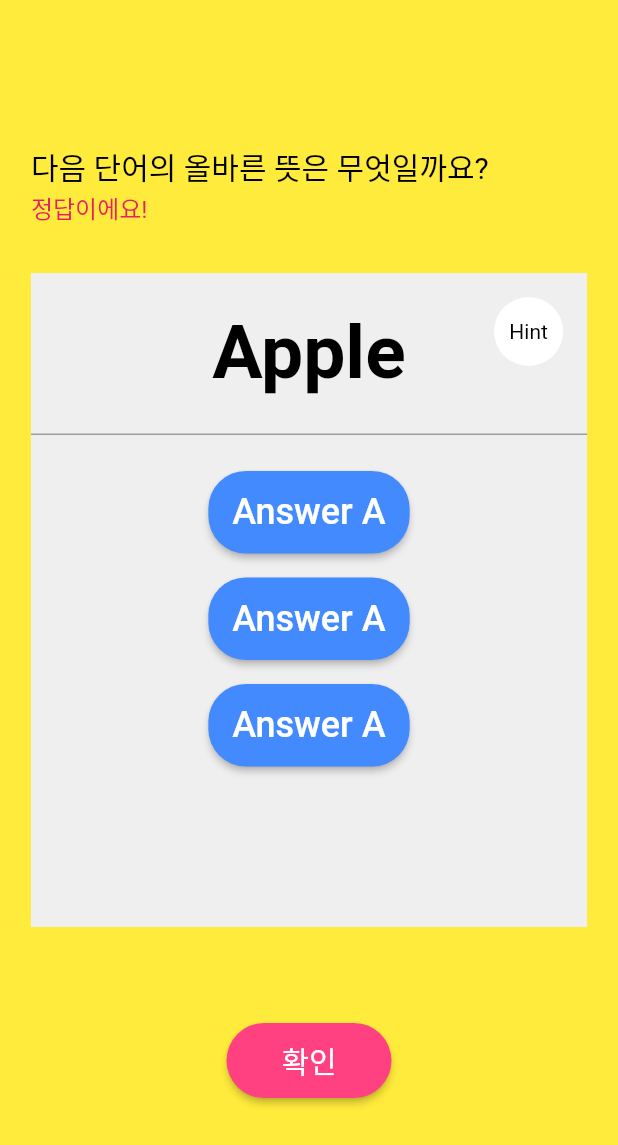
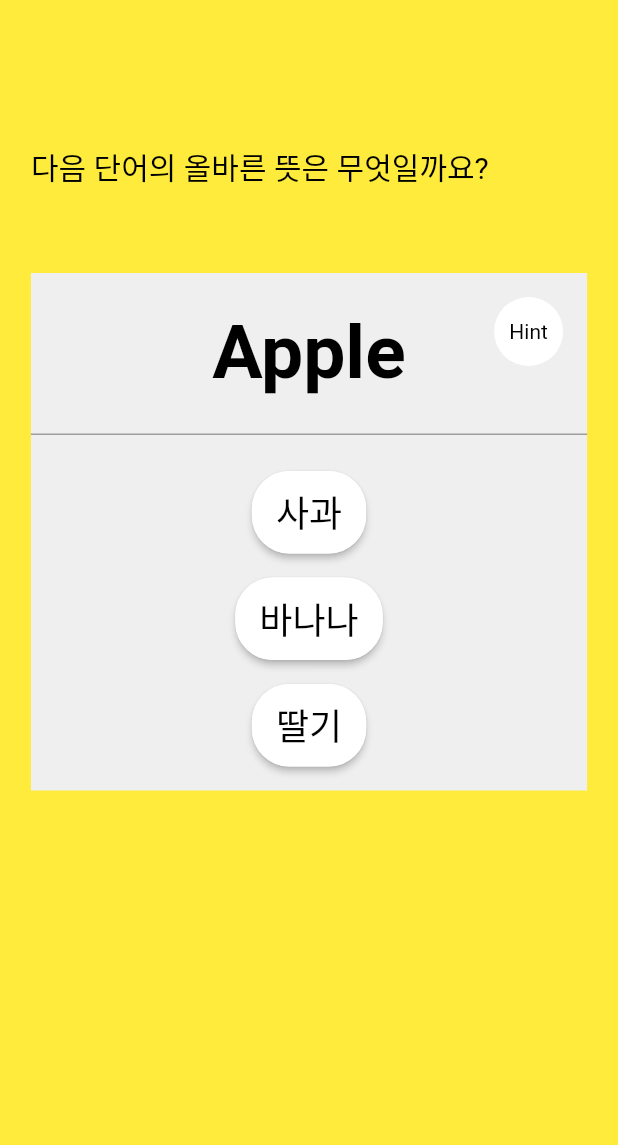
Before and after one commit to sac7160/reword-frontend, a Flutter app: the HomeScreen screen opened directly, after a tap on "3지선다", on a phone screen of 412 x 824 dp. Shown: the top 1145 px of the screen. Run offline on Flutter 3.47's test engine with Material 2 defaults, Android fonts, the phone set to English and light mode, and no system bars; our stand-ins replace fluttertoast, font_awesome_flutter; missing offline and left inert: kakao_flutter_sdk_user.

Commit message:
영단어 테스트 관련 작업중 3

```diff
--- a/lib/screens/home/homeScreen.dart
+++ b/lib/screens/home/homeScreen.dart
@@ -1,8 +1,10 @@
 import 'package:bearvoca/screens/quiz/quizChoiceForm.dart';
 import 'package:bearvoca/screens/quiz/quizInputForm.dart';
 import 'package:flutter/material.dart';
+import 'package:provider/provider.dart';
 
 import '../../util/appFunc.dart';
+import '../quiz/quizNotifier.dart';
 
 class HomeScreen extends StatelessWidget {
   const HomeScreen({Key? key}) : super(key: key);
@@ -21,7 +23,13 @@ class HomeScreen extends StatelessWidget {
               child: ElevatedButton(
                 onPressed: () {
                   printLog(QuizChoiceForm.routeName);
-                  Navigator.push(context, MaterialPageRoute(builder: (context) => QuizChoiceForm()));
+                  Navigator.push(
+                      context,
+                      MaterialPageRoute(
+                          builder: (context) =>
+                              ChangeNotifierProvider<QuizNotifier>.value(
+                                  value: QuizNotifier(),
+                                  child: QuizChoiceForm())));
                 },
                 child: Text(
                   "3지선다",
--- a/lib/screens/quiz/quizChoiceForm.dart
+++ b/lib/screens/quiz/quizChoiceForm.dart
@@ -18,9 +18,7 @@ class QuizChoiceForm extends StatefulWidget {
 class _QuizChoiceFormState extends State<QuizChoiceForm> {
   @override
   Widget build(BuildContext context) {
-    return ChangeNotifierProvider<QuizNotifier>.value(
-      value: QuizNotifier(),
-      child: Scaffold(
+    return Scaffold(
         body: Column(
           children: [
             Padding(
@@ -37,12 +35,17 @@ class _QuizChoiceFormState extends State<QuizChoiceForm> {
                 ),
               ),
 
-            Padding(
-              padding: EdgeInsets.only(left: getScreenWidth(context) * 0.1 * 0.5),
+          Opacity(
+            opacity: Provider.of<QuizNotifier>(context).isQuizCorrect() ? SHOW : HIDE,
+            child: Padding(
+              padding:
+                  EdgeInsets.only(left: getScreenWidth(context) * 0.1 * 0.5),
               child: SizedBox(
                 width: double.infinity,
                 child: Text('정답이에요!',
-                    style: TextStyle(color: Colors.pink, fontSize: wordSubTitleText)),
+                    style: TextStyle(
+                        color: Colors.pink, fontSize: wordSubTitleText)),
+              ),
             ),
           ),
 
@@ -55,10 +58,38 @@ class _QuizChoiceFormState extends State<QuizChoiceForm> {
 
             Padding(
                 padding: EdgeInsets.only(
-                  top: margin64,
+                  top: margin16,
                 )),
 
-            SizedBox(
+            Opacity(
+              opacity: Provider.of<QuizNotifier>(context).isQuizNotCorrect() ? SHOW : HIDE,
+              child: SizedBox(
+              height: wordOkButtonHeight,
+              child: ElevatedButton(
+                onPressed: () {},
+                child: const Text(
+                  "다시 생각해보세요!",
+                  style: TextStyle(
+                    color: Colors.white,
+                    fontSize: wordTitleText,
+                  ),
+                ),
+                style: ElevatedButton.styleFrom(
+                  primary: Colors.pinkAccent,
+                  shape: RoundedRectangleBorder(
+                      borderRadius: BorderRadius.circular(30)),
+                ),
+              )),
+            ),
+
+            Padding(
+                padding: EdgeInsets.only(
+                  top: margin16,
+                )),
+
+              Opacity(
+                opacity: Provider.of<QuizNotifier>(context).isQuizCorrect() ? SHOW : HIDE,
+                child: SizedBox(
                 width: wordOkButtonWidth,
                   height: wordOkButtonHeight,
                   child: ElevatedButton(
@@ -76,9 +107,8 @@ class _QuizChoiceFormState extends State<QuizChoiceForm> {
                           borderRadius: BorderRadius.circular(30)),
                     ),
                   )),
-
+                ),
           ],
-        ),
         ),
       );
   }
@@ -88,7 +118,6 @@ Widget _wordItem(BuildContext context) {
   return Center(
     child: Container(
       width: getScreenWidth(context) * 0.9,
-      height: getScreenHeight(context) * 0.5 + margin24,
       decoration: BoxDecoration(
         color: wordBackground,
       ),
@@ -143,13 +172,9 @@ Widget _wordItem(BuildContext context) {
                       padding: EdgeInsets.only(
                     top: margin16,
                   )),
-                  Row(
-                    mainAxisAlignment: MainAxisAlignment.center,
-                    crossAxisAlignment: CrossAxisAlignment.end,
-                    children: <Widget>[
+
                   _wordAnswers(context),
-                    ],
-                  ),
+
                 ],
               )
             ],
@@ -162,63 +187,66 @@ Widget _wordItem(BuildContext context) {
 
 Widget _wordAnswers(BuildContext context) {
   return Column(
-    crossAxisAlignment: CrossAxisAlignment.end,
     children: <Widget>[
       const Padding(padding: EdgeInsets.only(top: margin8)),
-      SizedBox(
+      _Answer(context, 0),
+
+      const Padding(padding: EdgeInsets.only(top: margin16)),
+      _Answer(context, 1),
+
+      const Padding(padding: EdgeInsets.only(top: margin16)),
+      _Answer(context, 2),
+
+      const Padding(padding: EdgeInsets.only(top: margin16))
+    ],
+  );
+}
+
+Widget _Answer(BuildContext context, int iAnswerIdx) {
+  return Stack(
+    children: [
+
+          Opacity(
+            opacity: Provider.of<QuizNotifier>(context).isQuizCorrect() ? SHOW : HIDE,
+            child: Padding(
+              padding: EdgeInsets.only(top:(wordItemPadding - wordTextSize) / 2, left: 50),
+              child: Text(
+                "정답",
+                style: TextStyle(
+                  color: Colors.pink,
+                  fontSize: wordTitleText,
+                ),
+              ),
+            ),
+          ),
+
+      Consumer<QuizNotifier>(
+        builder: (context, notifier, child) => Center(
+          child: SizedBox(
               height: wordItemPadding,
               child: ElevatedButton(
                 onPressed: () {},
                 child: Text(
-              "Answer A",
+                  notifier.getChoiceFormAnswer(iAnswerIdx),
                   style: TextStyle(
-                color: Colors.white,
+                    color: Colors.black,
                     fontSize: wordTextSize,
                   ),
                 ),
                 style: ElevatedButton.styleFrom(
-              primary: Colors.blueAccent,
+                  primary: Colors.white,
                   shape: RoundedRectangleBorder(
+                      side: BorderSide(
+                        width: 3.0,
+                        color: (notifier.getAnswerIdx() == iAnswerIdx &&
+                            notifier.iSelectedIdx == iAnswerIdx) ? Colors.pink : Colors.white,
+                      ),
                       borderRadius: BorderRadius.circular(25)),
                 ),
               )),
-      const Padding(padding: EdgeInsets.only(top: margin16)),
-      SizedBox(
-          height: wordItemPadding,
-          child: ElevatedButton(
-            onPressed: () {},
-            child: Text(
-              "Answer A",
-              style: TextStyle(
-                color: Colors.white,
-                fontSize: wordTextSize,
         ),
       ),
-            style: ElevatedButton.styleFrom(
-              primary: Colors.blueAccent,
-              shape: RoundedRectangleBorder(
-                  borderRadius: BorderRadius.circular(25)),
-            ),
-          )),
-      const Padding(padding: EdgeInsets.only(top: margin16)),
-      SizedBox(
-          height: wordItemPadding,
-          child: ElevatedButton(
-            onPressed: () {},
-            child: Text(
-              "Answer A",
-              style: TextStyle(
-                color: Colors.white,
-                fontSize: wordTextSize,
-              ),
-            ),
-            style: ElevatedButton.styleFrom(
-              primary: Colors.blueAccent,
-              shape: RoundedRectangleBorder(
-                  borderRadius: BorderRadius.circular(25)),
-            ),
-          )),
-      const Padding(padding: EdgeInsets.only(top: margin16, bottom: margin16))
+
     ],
   );
 }
--- a/lib/screens/quiz/quizData.dart
+++ b/lib/screens/quiz/quizData.dart
@@ -1,3 +1,5 @@
+import 'package:bearvoca/screens/quiz/quizNotifier.dart';
+
 import '../../util/AppFunc.dart';
 
 const int quizItemSize = 3;
@@ -72,10 +74,12 @@ enum QUIZ_TYPE {
 abstract class QuizData {
   String strWord = "";
   QUIZ_TYPE eQuizType = QUIZ_TYPE.none;
+  QUIZ_STATE eQuizState = QUIZ_STATE.none;
 
-  QuizData(String _strWord, QUIZ_TYPE eQuiz) {
+  QuizData(String _strWord, QUIZ_TYPE _eQuizType, {QUIZ_STATE eQuizState_ = QUIZ_STATE.none}) {
     strWord = _strWord;
-    eQuizType = eQuiz;
+    eQuizType = _eQuizType;
+    eQuizState = eQuizState_;
   }
 }
 
@@ -90,8 +94,8 @@ class QuizChoiceData extends QuizData {
 
   }
 
-  QuizChoiceData.set(String _strWord, QUIZ_TYPE _eQuiz, List<String> _arrAnswer, int _iAnswerIdx, bool _isKorAnswer)
-      : super(_strWord, _eQuiz) {
+  QuizChoiceData.set(String _strWord, QUIZ_TYPE _eQuiz, List<String> _arrAnswer, int _iAnswerIdx,
+      bool _isKorAnswer, {QUIZ_STATE eQuizState_ = QUIZ_STATE.none}) : super(_strWord, _eQuiz, eQuizState_: eQuizState_) {
     arrAnswer = _arrAnswer;
     iAnswerIdx = _iAnswerIdx;
     isKorAnswer = _isKorAnswer;
@@ -107,8 +111,9 @@ class QuizInputData extends QuizData {
 
   }
 
-  QuizInputData.set(String _strWord, QUIZ_TYPE _eQuiz, String _strAnswer)
-      : super(_strWord, _eQuiz) {
+  QuizInputData.set(String _strWord, QUIZ_TYPE _eQuiz, QUIZ_STATE _eQuizState,
+      String _strAnswer, {QUIZ_STATE eQuizState_ = QUIZ_STATE.none})
+      : super(_strWord, _eQuiz, eQuizState_: eQuizState_) {
     strAnswer = _strAnswer;
   }
 }
--- a/lib/values/dimensions.dart
+++ b/lib/values/dimensions.dart
@@ -18,3 +18,6 @@ const double margin64 = 64;
 const double margin96 = 96;
 const double margin128 = 128;
 const double margin256 = 256;
+
+const double SHOW = 1;
+const double HIDE = 0;
```
Also changed, not shown: lib/screens/quiz/quizNotifier.dart (+136 -36 lines). Lines whose indentation alone changed are shown as unchanged.
